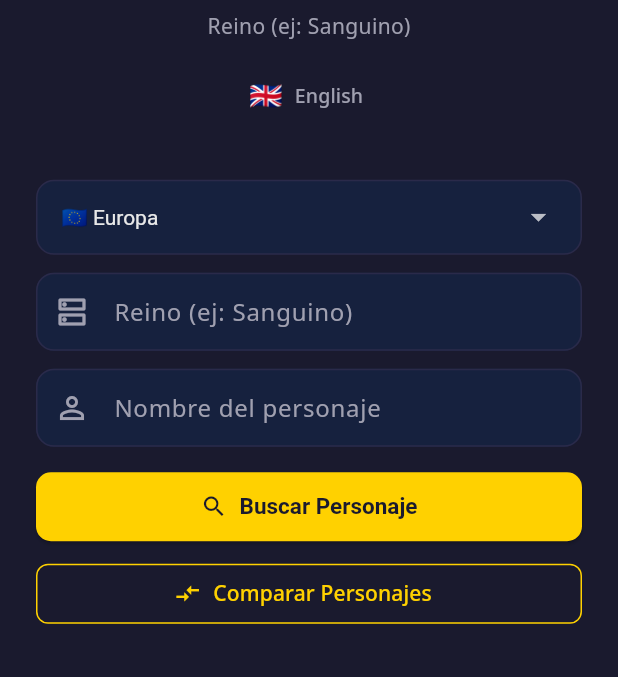
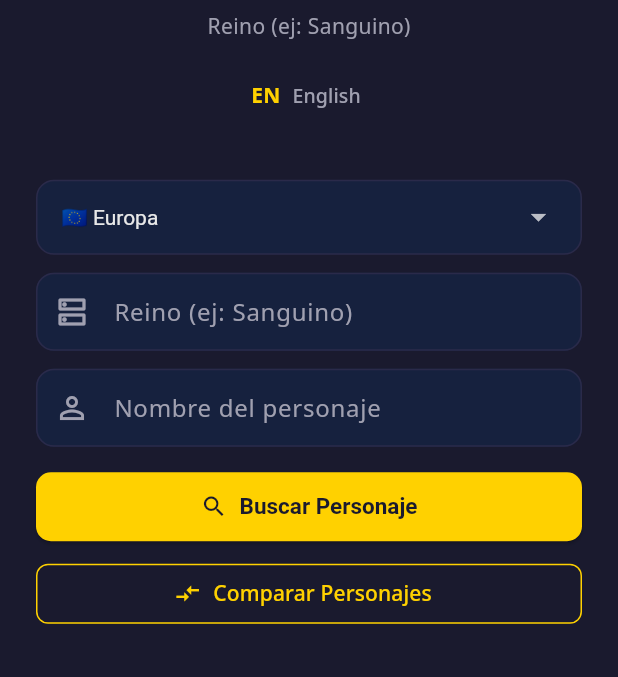
Before and after one commit to JuanjoDior/wow-app, a Flutter app: the screen it shows after launch, on a phone screen of 412 x 824 dp, the part 274-951 px from its top. Run offline on Flutter 3.47's test engine with Material 3 defaults, Android fonts, the light colour scheme and no system bars; our stand-ins replace cached_network_image, dartz, dio, equatable, flutter_bloc, get_it and 4 more.

Commit message:
Solución icono banderas y bug favoritos solucionado

```diff
--- a/lib/core/di/injection.dart
+++ b/lib/core/di/injection.dart
@@ -45,7 +45,7 @@ Future<void> initDependencies() async {
     () => FavoritesRepositoryImpl(),
   );
 
-  sl.registerFactory(() => FavoritesCubit(sl()));
+  sl.registerLazySingleton(() => FavoritesCubit(sl()));
 
   // ---- Search History ----
   sl.registerLazySingleton<SearchHistoryRepository>(
--- a/lib/features/compare/presentation/pages/compare_select_page.dart
+++ b/lib/features/compare/presentation/pages/compare_select_page.dart
@@ -137,7 +137,7 @@ class _CompareSelectPageState extends State<CompareSelectPage> {
             ),
             const SizedBox(height: 12),
             DropdownButtonFormField<String>(
-              value: regionCtrl.text,
+              initialValue: regionCtrl.text,
               decoration: InputDecoration(
                 labelText: t.region,
                 border: const OutlineInputBorder(),
--- a/lib/features/search/presentation/home_page.dart
+++ b/lib/features/search/presentation/home_page.dart
@@ -121,15 +121,22 @@ class _HomePageState extends State<HomePage> {
                 onPressed: () => sl<LocaleNotifier>().toggleLocale(),
                 icon: Text(
                   sl<LocaleNotifier>().locale.languageCode == 'es'
-                      ? '🇬🇧'
-                      : '🇪🇸',
-                  style: const TextStyle(fontSize: 18),
+                      ? 'EN'
+                      : 'ES',
+                  style: const TextStyle(
+                    fontSize: 14,
+                    fontWeight: FontWeight.bold,
+                    color: WowTheme.primaryGold,
+                  ),
                 ),
                 label: Text(
                   sl<LocaleNotifier>().locale.languageCode == 'es'
                       ? 'English'
                       : 'Español',
-                  style: TextStyle(color: WowTheme.textSecondary, fontSize: 13),
+                  style: const TextStyle(
+                    color: WowTheme.textSecondary,
+                    fontSize: 13,
+                  ),
                 ),
               ),
               const SizedBox(height: 32),
@@ -158,7 +165,7 @@ class _HomePageState extends State<HomePage> {
           Container(
             width: double.infinity,
             decoration: BoxDecoration(
-              color: Theme.of(context).cardColor,
+              color: WowTheme.surfaceDark,
               borderRadius: BorderRadius.circular(12),
               border: Border.all(color: WowTheme.border),
             ),
--- a/lib/shared/widgets/shell_layout.dart
+++ b/lib/shared/widgets/shell_layout.dart
@@ -52,9 +52,13 @@ class ShellLayout extends StatelessWidget {
                       : 'Español',
                   icon: Text(
                     sl<LocaleNotifier>().locale.languageCode == 'es'
-                        ? '🇬🇧'
-                        : '🇪🇸',
-                    style: const TextStyle(fontSize: 22),
+                        ? 'EN'
+                        : 'ES',
+                    style: const TextStyle(
+                      fontSize: 14,
+                      fontWeight: FontWeight.bold,
+                      color: WowTheme.primaryGold,
+                    ),
                   ),
                   onPressed: () => sl<LocaleNotifier>().toggleLocale(),
                 ),
```
Also changed, not shown: lib/features/character/presentation/pages/character_page.dart (+11 -3 lines), lib/features/favorites/presentation/favorites_page.dart (+2 -9 lines).
